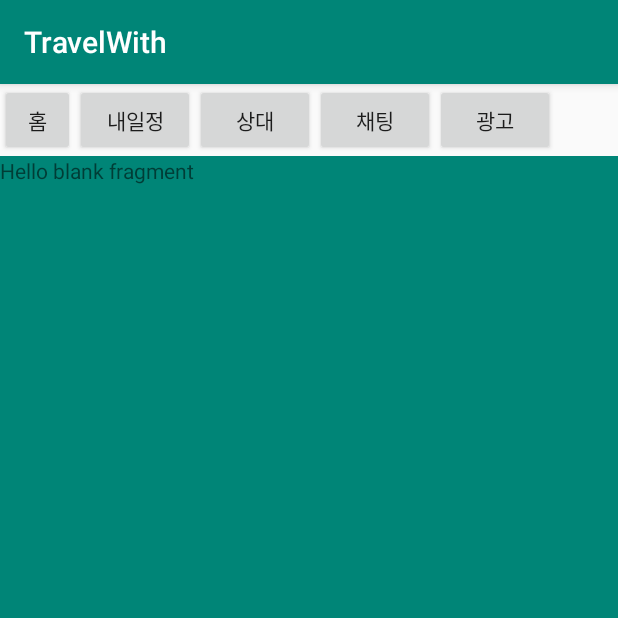
After one commit to GitDeveloperKim/travelwith, an Android app: the fragment ChatFragment placed in its activity, on a phone screen of 412 x 824 dp, the top half of it. The commit adds this screen. Run offline under Robolectric (Android 15) with nearby library versions, the phone set to English and light mode, and no system bars.

Commit message:
add init fragment commit
코린이 : add init fragment page commit

```diff
--- a/TravelWith/app/build.gradle
+++ b/TravelWith/app/build.gradle
@@ -24,10 +24,11 @@ android {
 
 dependencies {
     implementation fileTree(dir: 'libs', include: ['*.jar'])
-    implementation"org.jetbrains.kotlin:kotlin-stdlib-jdk7:$kotlin_version"
+    implementation "org.jetbrains.kotlin:kotlin-stdlib-jdk7:$kotlin_version"
     implementation 'androidx.appcompat:appcompat:1.0.0-beta01'
     implementation 'androidx.core:core-ktx:1.2.0-beta01'
     implementation 'androidx.constraintlayout:constraintlayout:1.1.3'
+    implementation 'androidx.legacy:legacy-support-v4:1.0.0-beta01'
     testImplementation 'junit:junit:4.12'
     androidTestImplementation 'androidx.test:runner:1.1.0-alpha4'
     androidTestImplementation 'androidx.test.espresso:espresso-core:3.1.0-alpha4'
--- /dev/null
+++ b/TravelWith/app/src/main/java/com/chicken/toyproject/travelwith/ChatFragment.kt
@@ -0,0 +1,63 @@
+package com.chicken.toyproject.travelwith
+
+
+import android.os.Bundle
+import androidx.fragment.app.Fragment
+import android.view.LayoutInflater
+import android.view.View
+import android.view.ViewGroup
+
+
+// TODO: Rename parameter arguments, choose names that match
+// the fragment initialization parameters, e.g. ARG_ITEM_NUMBER
+private const val ARG_PARAM1 = "param1"
+private const val ARG_PARAM2 = "param2"
+
+/**
+ * A simple [Fragment] subclass.
+ * Use the [ChatFragment.newInstance] factory method to
+ * create an instance of this fragment.
+ *
+ */
+class ChatFragment : Fragment() {
+    // TODO: Rename and change types of parameters
+    private var param1: String? = null
+    private var param2: String? = null
+
+    override fun onCreate(savedInstanceState: Bundle?) {
+        super.onCreate(savedInstanceState)
+        arguments?.let {
+            param1 = it.getString(ARG_PARAM1)
+            param2 = it.getString(ARG_PARAM2)
+        }
+    }
+
+    override fun onCreateView(
+        inflater: LayoutInflater, container: ViewGroup?,
+        savedInstanceState: Bundle?
+    ): View? {
+        // Inflate the layout for this fragment
+        return inflater.inflate(R.layout.fragment_chat, container, false)
+    }
+
+
+    companion object {
+        /**
+         * Use this factory method to create a new instance of
+         * this fragment using the provided parameters.
+         *
+         * @param param1 Parameter 1.
+         * @param param2 Parameter 2.
+         * @return A new instance of fragment ChatFragment.
+         */
+        // TODO: Rename and change types and number of parameters
+        @JvmStatic
+        fun newInstance(param1: String, param2: String) =
+            ChatFragment().apply {
+                arguments = Bundle().apply {
+                    putString(ARG_PARAM1, param1)
+                    putString(ARG_PARAM2, param2)
+                }
+            }
+    }
+}
--- a/TravelWith/app/src/main/java/com/chicken/toyproject/travelwith/MainActivity.kt
+++ b/TravelWith/app/src/main/java/com/chicken/toyproject/travelwith/MainActivity.kt
@@ -2,11 +2,74 @@ package com.chicken.toyproject.travelwith
 
 import androidx.appcompat.app.AppCompatActivity
 import android.os.Bundle
+import android.widget.Button
+import androidx.fragment.app.Fragment
+import androidx.fragment.app.FragmentManager
+import androidx.fragment.app.FragmentTransaction
+import org.jetbrains.anko.toast
 
 class MainActivity : AppCompatActivity() {
+    lateinit var btn1: Button
+    lateinit var btn2: Button
+    lateinit var btn3: Button
+    lateinit var btn4: Button
+    lateinit var btn5: Button
+    lateinit var frag1: Fragment
+    lateinit var frag2:Fragment
+    lateinit var frag3:Fragment
+
+    lateinit var fm : FragmentManager
+    lateinit var tran : FragmentTransaction
 
     override fun onCreate(savedInstanceState: Bundle?) {
         super.onCreate(savedInstanceState)
         setContentView(R.layout.activity_main)
+
+        btn1 = findViewById(R.id.btn1)
+        btn2 = findViewById(R.id.btn2)
+        btn3 = findViewById(R.id.btn3)
+        btn4 = findViewById(R.id.btn4)
+        btn5 = findViewById(R.id.btn5)
+
+        frag1 = Fragment()
+        frag2 = Fragment()
+        frag3 = Fragment()
+
+        btn1.setOnClickListener() {
+            toast("setFrag0")
+            setFrag(0)
+        }
+        btn2.setOnClickListener() {
+            toast("setFrag1")
+            setFrag(1)
+        }
+        btn3.setOnClickListener() {
+            toast("setFrag2")
+            setFrag(2)
+        }
+        btn4.setOnClickListener() {
+            toast("setFrag3")
+            setFrag(3)
+        }
+        btn5.setOnClickListener() {
+            toast("setFrag4")
+            setFrag(4)
+        }
+
+    }
+
+
+    fun setFrag (n : Int) {
+        fm = supportFragmentManager
+        tran = fm.beginTransaction()
+
+        when(n){
+            0-> tran.replace(R.id.main_fragment,HomeFragment()).commit()
+            1-> tran.replace(R.id.main_fragment, MyScheduleFragment()).commit()
+            2-> tran.replace(R.id.main_fragment,TravelFragment()).commit()
+            3-> tran.replace(R.id.main_fragment,ChatFragment()).commit()
+            4-> tran.replace(R.id.main_fragment,AdvFragment()).commit()
+        }
+
     }
 }
--- a/TravelWith/app/src/main/res/layout/activity_main.xml
+++ b/TravelWith/app/src/main/res/layout/activity_main.xml
@@ -7,13 +7,28 @@
         android:layout_height="match_parent"
         tools:context=".MainActivity">
 
-    <TextView
-            android:layout_width="wrap_content"
-            android:layout_height="wrap_content"
-            android:text="Hello World!"
-            app:layout_constraintBottom_toBottomOf="parent"
-            app:layout_constraintLeft_toLeftOf="parent"
-            app:layout_constraintRight_toRightOf="parent"
-            app:layout_constraintTop_toTopOf="parent"/>
+    <LinearLayout
+            android:layout_width="match_parent"
+            android:layout_height="match_parent"
+            android:orientation="vertical">
+        <LinearLayout
+                android:layout_width="match_parent"
+                android:layout_height="wrap_content"
+                android:orientation="horizontal">
+            <Button android:id="@+id/btn1" android:layout_width="50dp" android:layout_height="wrap_content" android:text="홈"/>
+            <Button android:id="@+id/btn2" android:layout_width="80dp" android:layout_height="wrap_content" android:text="내일정"/>
+            <Button android:id="@+id/btn3" android:layout_width="80dp" android:layout_height="wrap_content" android:text="상대"/>
+            <Button android:id="@+id/btn4" android:layout_width="80dp" android:layout_height="wrap_content" android:text="채팅"/>
+            <Button android:id="@+id/btn5" android:layout_width="80dp" android:layout_height="wrap_content" android:text="광고"/>
+        </LinearLayout>
+
+        <FrameLayout
+                android:id="@+id/main_fragment"
+                android:layout_width="match_parent"
+                android:layout_height="match_parent">
+
+        </FrameLayout>
+
+    </LinearLayout>
 
 </androidx.constraintlayout.widget.ConstraintLayout>
--- /dev/null
+++ b/TravelWith/app/src/main/res/layout/fragment_chat.xml
@@ -0,0 +1,15 @@
+<?xml version="1.0" encoding="utf-8"?>
+<FrameLayout xmlns:android="http://schemas.android.com/apk/res/android"
+             xmlns:tools="http://schemas.android.com/tools"
+             android:layout_width="match_parent"
+             android:layout_height="match_parent"
+             tools:context=".ChatFragment"
+             android:background="@color/colorPrimary">
+
+    <!-- TODO: Update blank fragment layout -->
+    <TextView
+            android:layout_width="match_parent"
+            android:layout_height="match_parent"
+            android:text="@string/hello_blank_fragment"/>
+
+</FrameLayout>
--- a/TravelWith/app/src/main/res/values/colors.xml
+++ b/TravelWith/app/src/main/res/values/colors.xml
@@ -3,4 +3,6 @@
     <color name="colorPrimary">#008577</color>
     <color name="colorPrimaryDark">#00574B</color>
     <color name="colorAccent">#D81B60</color>
+    <color name="colorBlue">#0000AA</color>
+    <color name="colorGreen">#00AA00</color>
 </resources>
--- a/TravelWith/app/src/main/res/values/strings.xml
+++ b/TravelWith/app/src/main/res/values/strings.xml
@@ -1,3 +1,6 @@
 <resources>
     <string name="app_name">TravelWith</string>
+
+    <!-- TODO: Remove or change this placeholder text -->
+    <string name="hello_blank_fragment">Hello blank fragment</string>
 </resources>
```
Also changed, not shown: TravelWith/app/src/main/java/com/chicken/toyproject/travelwith/AdvFragment.kt (added, +63 -0 lines), TravelWith/app/src/main/java/com/chicken/toyproject/travelwith/HomeFragment.kt (added, +63 -0 lines), TravelWith/app/src/main/java/com/chicken/toyproject/travelwith/MyScheduleFragment.kt (added, +63 -0 lines), TravelWith/app/src/main/java/com/chicken/toyproject/travelwith/TravelFragment.kt (added, +63 -0 lines), TravelWith/app/src/main/res/layout/fragment_adv.xml (added, +15 -0 lines), TravelWith/app/src/main/res/layout/fragment_home.xml (added, +15 -0 lines), TravelWith/app/src/main/res/layout/fragment_my_schedule.xml (added, +15 -0 lines), TravelWith/app/src/main/res/layout/fragment_travel.xml (added, +15 -0 lines).
